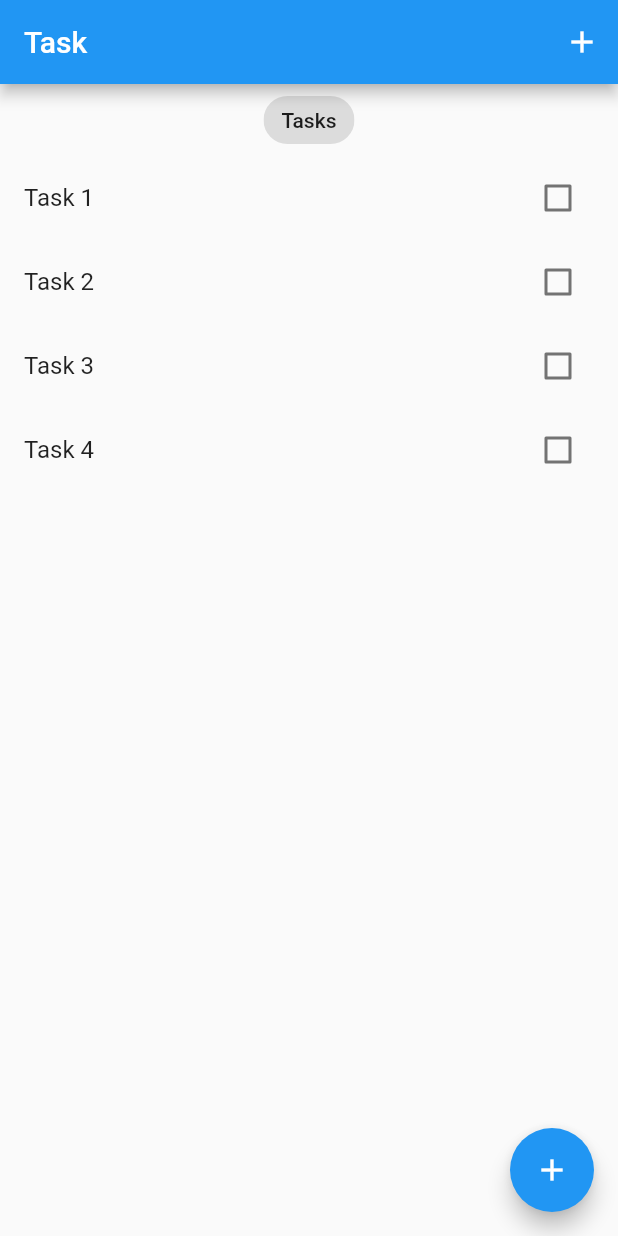
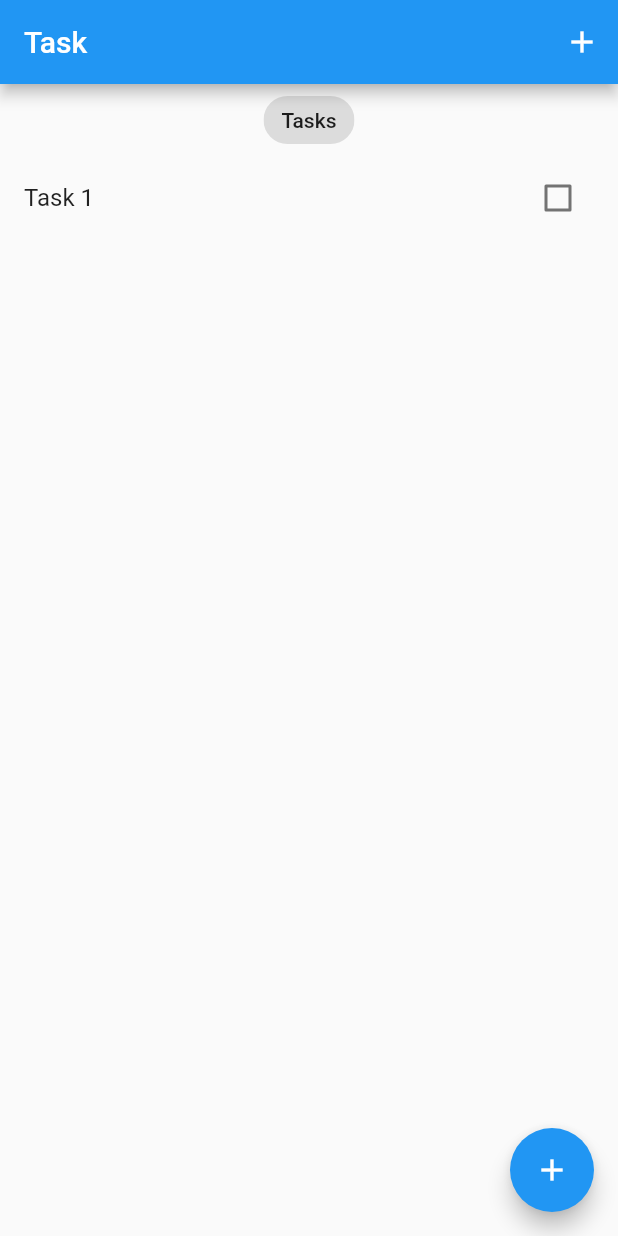
Before and after one commit to alxayeed/bloc-task, a Flutter app: the screen it shows after launch, on a phone screen of 412 x 824 dp. Run offline on Flutter 3.47's test engine with Material 2 defaults, Android fonts, the phone set to English and light mode, and no system bars; our stand-ins replace equatable, flutter_bloc.

Commit message:
task bloc added

```diff
--- /dev/null
+++ b/lib/blocs/bloc_imports.dart
@@ -0,0 +1,3 @@
+export 'package:flutter_bloc/flutter_bloc.dart';
+
+export 'task/task_bloc.dart';
--- /dev/null
+++ b/lib/blocs/task/task_bloc.dart
@@ -0,0 +1,24 @@
+import 'package:equatable/equatable.dart';
+import 'package:flutter_bloc/flutter_bloc.dart';
+
+import '../../data/models/task.dart';
+
+part 'task_event.dart';
+part 'task_state.dart';
+
+class TaskBloc extends Bloc<TaskEvent, TaskState> {
+  TaskBloc() : super(TaskState()) {
+    on<AddTask>(_onAddTask);
+    on<EditTask>(_onEditTask);
+    on<DeleteTask>(_onDeleteTask);
+  }
+
+  void _onAddTask(AddTask event, Emitter<TaskState> emit) {
+    var state = this.state;
+    emit(TaskState(allTask: List.from(state.allTask)..add(event.task)));
+  }
+
+  void _onEditTask(EditTask event, Emitter<TaskState> emit) {}
+
+  void _onDeleteTask(DeleteTask event, Emitter<TaskState> emit) {}
+}
--- /dev/null
+++ b/lib/blocs/task/task_event.dart
@@ -0,0 +1,32 @@
+part of 'task_bloc.dart';
+
+abstract class TaskEvent extends Equatable {
+  const TaskEvent();
+
+  @override
+  List<Object?> get props => [];
+}
+
+class AddTask extends TaskEvent {
+  final Task task;
+  const AddTask({required this.task});
+
+  @override
+  List<Object?> get props => [task];
+}
+
+class EditTask extends TaskEvent {
+  final Task task;
+  const EditTask({required this.task});
+
+  @override
+  List<Object?> get props => [task];
+}
+
+class DeleteTask extends TaskEvent {
+  final Task task;
+  const DeleteTask({required this.task});
+
+  @override
+  List<Object?> get props => [task];
+}
--- /dev/null
+++ b/lib/blocs/task/task_state.dart
@@ -0,0 +1,11 @@
+part of 'task_bloc.dart';
+
+// ignore: must_be_immutable
+class TaskState extends Equatable {
+  List<Task> allTask;
+
+  TaskState({this.allTask = const <Task>[]});
+
+  @override
+  List<Object?> get props => [allTask];
+}
--- a/lib/main.dart
+++ b/lib/main.dart
@@ -1,8 +1,12 @@
+import 'package:bloc_task/blocs/bloc_imports.dart';
+import 'package:bloc_task/data/models/task.dart';
 import 'package:bloc_task/presentation/screens/task_screen.dart';
 import 'package:flutter/material.dart';
 
 void main() {
-  runApp(const MyApp());
+  BlocOverrides.runZoned(
+    () => runApp(const MyApp()),
+  );
 }
 
 class MyApp extends StatelessWidget {
@@ -10,13 +14,17 @@ class MyApp extends StatelessWidget {
 
   @override
   Widget build(BuildContext context) {
-    return MaterialApp(
-      debugShowCheckedModeBanner: false,
-      title: 'Flutter Demo',
-      theme: ThemeData(
-        primarySwatch: Colors.blue,
+    return BlocProvider(
+      create: (context) =>
+          TaskBloc()..add(AddTask(task: Task(id: 'id1', title: 'Task 1'))),
+      child: MaterialApp(
+        debugShowCheckedModeBanner: false,
+        title: 'Flutter Demo',
+        theme: ThemeData(
+          primarySwatch: Colors.blue,
+        ),
+        home: const TaskScreen(),
       ),
-      home: TaskScreen(),
     );
   }
 }
--- a/lib/presentation/screens/task_screen.dart
+++ b/lib/presentation/screens/task_screen.dart
@@ -1,16 +1,10 @@
+import 'package:bloc_task/blocs/bloc_imports.dart';
 import 'package:flutter/material.dart';
 
 import '../../data/models/task.dart';
 
 class TaskScreen extends StatelessWidget {
-  TaskScreen({Key? key}) : super(key: key);
-
-  final List<Task> allTask = [
-    Task(id: "id1", title: "Task 1"),
-    Task(id: "id2", title: "Task 2"),
-    Task(id: "id3", title: "Task 3"),
-    Task(id: "id4", title: "Task 4"),
-  ];
+  const TaskScreen({Key? key}) : super(key: key);
 
   @override
   Widget build(BuildContext context) {
@@ -30,7 +24,11 @@ class TaskScreen extends StatelessWidget {
               child: Chip(label: Text('Tasks')),
             ),
             Expanded(
-              child: ListView.builder(
+              child: BlocBuilder<TaskBloc, TaskState>(
+                builder: (context, state) {
+                  List<Task> allTask = state.allTask;
+
+                  return ListView.builder(
                     itemCount: allTask.length,
                     itemBuilder: (context, index) {
                       Task task = allTask[index];
@@ -40,6 +38,8 @@ class TaskScreen extends StatelessWidget {
                           value: false,
                           onChanged: (bool? value) {},
                         ),
+                      );
+                    },
                   );
                 },
               ),
```
Lines whose indentation alone changed are shown as unchanged.
